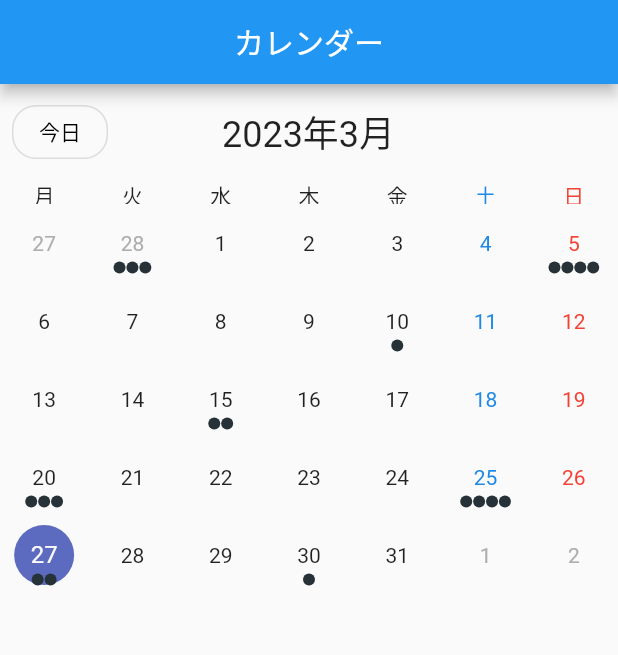
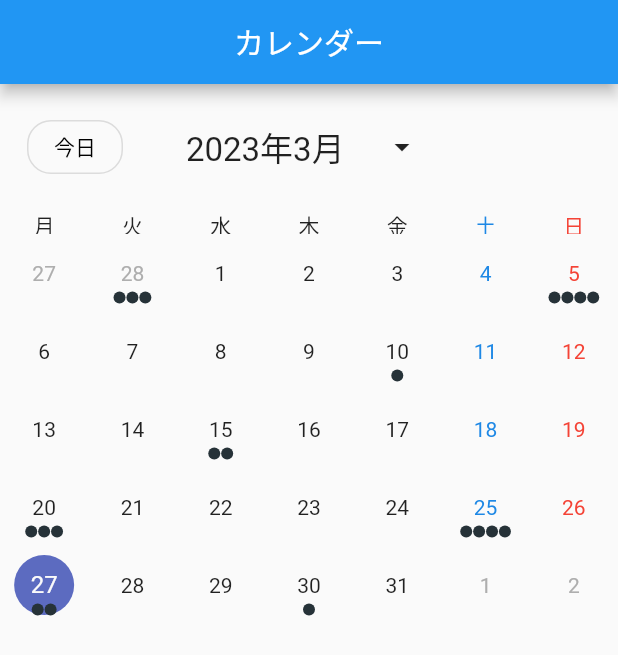
Before and after one commit to mihiron/flutter_calendar, a Flutter app: the screen it shows after launch, on a phone screen of 412 x 824 dp. Shown: the top 655 px of the screen. Run offline on Flutter 3.47's test engine with Material 2 defaults, Android fonts, the phone set to English and light mode, and no system bars; drawn by our look-alikes of table_calendar.

Commit message:
日付ピッカーの実装

```diff
--- a/lib/src/views/widget/calendar_header.dart
+++ b/lib/src/views/widget/calendar_header.dart
@@ -5,12 +5,14 @@ class CalendarHeader extends StatelessWidget {
   final DateTime focusedDay;
   final dynamic locale;
   final VoidCallback onTodayButtonTap;
+  final VoidCallback onDatePicked;
 
   const CalendarHeader({
     Key? key,
     required this.focusedDay,
     required this.locale,
     required this.onTodayButtonTap,
+    required this.onDatePicked,
   }) : super(key: key);
 
   @override
@@ -18,7 +20,7 @@ class CalendarHeader extends StatelessWidget {
     final headerText = DateFormat.yMMM(locale).format(focusedDay);
 
     return Padding(
-      padding: const EdgeInsets.all(8.0),
+      padding: const EdgeInsets.all(18.0),
       child: Row(
         mainAxisAlignment: MainAxisAlignment.spaceBetween,
         children: [
@@ -31,12 +33,20 @@ class CalendarHeader extends StatelessWidget {
             ),
             child: const Text('今日', style: TextStyle(color: Colors.black)),
           ),
-          SizedBox(
-            width: 120.0,
-            child: Text(
-              headerText,
-              style: const TextStyle(fontSize: 24.0),
-            ),
+          Row(
+            children: [
+              SizedBox(
+                width: 120.0,
+                child: Text(
+                  headerText,
+                  style: const TextStyle(fontSize: 22.0),
+                ),
+              ),
+              IconButton(
+                onPressed: onDatePicked,
+                icon: const Icon(Icons.arrow_drop_down),
+              ),
+            ],
           ),
           const SizedBox(width: 60.0),
         ],
```
Also changed, not shown: lib/src/views/home_page.dart (+12 -0 lines), lib/src/views/widget/date_picker.dart (added, +14 -0 lines).
